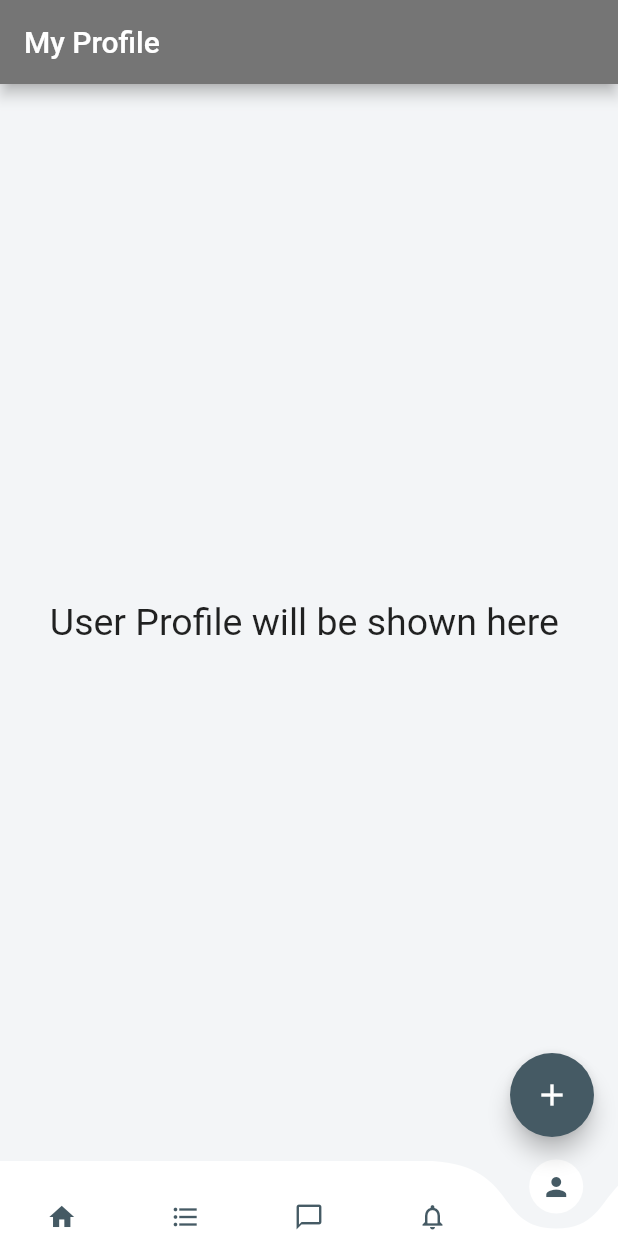
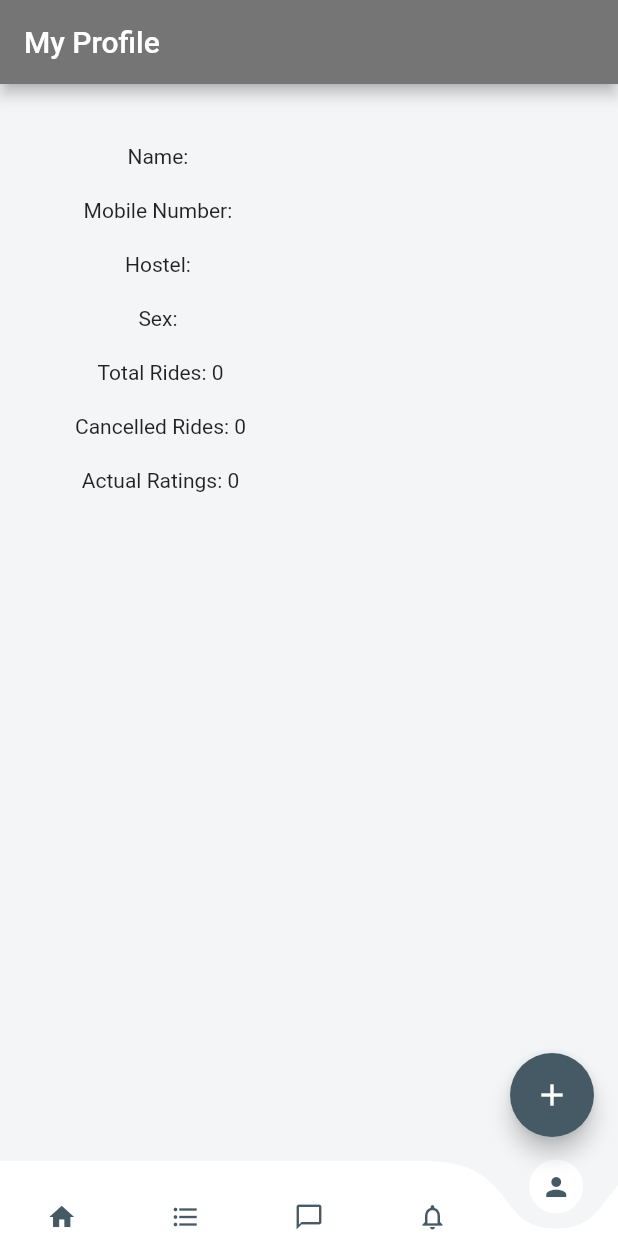
Before and after one commit to devclub-iitd/ShareACab, a Flutter app: the screen it shows once a user with an empty profile is signed in, item 5 of the bottom bar chosen, on a phone screen of 412 x 824 dp. Run offline on Flutter 3.47's test engine with Material 2 defaults, Android fonts, the phone set to English and light mode, and no system bars; drawn by our look-alikes of curved_navigation_bar; our stand-ins replace cloud_firestore, firebase_auth, flutter_spinkit; accounts and stored records are empty.

Commit message:
show user data on profile page working

```diff
--- a/lib/models/user.dart
+++ b/lib/models/user.dart
@@ -1,5 +1,20 @@
-class User {
+class Userdetails {
   final String uid;
+  final String name;
+  final String mobilenum;
+  final String hostel;
+  final String sex;
+  final int totalrides;
+  final int cancelledrides;
+  final int actualrating;
 
-  User({this.uid});
+  Userdetails(
+      {this.uid,
+      this.name,
+      this.mobilenum,
+      this.hostel,
+      this.sex,
+      this.totalrides,
+      this.cancelledrides,
+      this.actualrating});
 }
--- a/lib/screens/userprofile.dart
+++ b/lib/screens/userprofile.dart
@@ -1,4 +1,8 @@
+import 'package:cloud_firestore/cloud_firestore.dart';
+import 'package:firebase_auth/firebase_auth.dart';
 import 'package:flutter/material.dart';
+import 'package:provider/provider.dart';
+import 'package:shareacab/shared/loading.dart';
 
 class MyProfile extends StatefulWidget {
   @override
@@ -6,13 +10,69 @@ class MyProfile extends StatefulWidget {
 }
 
 class _MyProfileState extends State<MyProfile> {
+  String name = '';
+  String hostel = '';
+  String mobilenum = '';
+  String sex = '';
+  int cancelledrides = 0;
+  int actualrating = 0;
+  int totalrides = 0;
+  bool loading = true;
+
   @override
   Widget build(BuildContext context) {
-    return Scaffold(
+    final currentuser = Provider.of<FirebaseUser>(context);
+    //print(currentuser.uid);
 
-      body:  Center(
-        child: Text('User Profile will be shown here ', style: TextStyle(fontSize: 25.0),),
-      ),
-    );
+    Firestore.instance
+        .collection('userdetails')
+        .document(currentuser.uid)
+        .get()
+        .then((value) {
+      setState(() {
+        name = value.data['name'];
+        hostel = value.data['hostel'];
+        sex = value.data['sex'];
+        mobilenum = value.data['mobileNumber'];
+        totalrides = value.data['totalRides'];
+        actualrating = value.data['actualRating'];
+        cancelledrides = value.data['cancelledRides'];
+        loading = false;
+      });
+    });
+
+    // users.forEach((user) {
+    //   if (user.uid == currentuser.uid) {
+    //     print(user.name);
+    //   }
+    // });
+
+    return loading
+        ? Loading()
+        : Scaffold(
+            body: Container(
+              padding: EdgeInsets.symmetric(vertical: 20.0, horizontal: 50.0),
+              child: SingleChildScrollView(
+                child: Column(
+                  children: <Widget>[
+                    SizedBox(height: 20.0),
+                    Text('Name: $name'),
+                    SizedBox(height: 20.0),
+                    Text('Mobile Number: $mobilenum'),
+                    SizedBox(height: 20.0),
+                    Text('Hostel: $hostel'),
+                    SizedBox(height: 20.0),
+                    Text('Sex: $sex'),
+                    SizedBox(height: 20.0),
+                    Text('Total Rides: $totalrides'),
+                    SizedBox(height: 20.0),
+                    Text('Cancelled Rides: $cancelledrides'),
+                    SizedBox(height: 20.0),
+                    Text('Actual Ratings: $actualrating'),
+                  ],
+                ),
+              ),
+            ),
+          );
   }
 }
```
Also changed, not shown: lib/screens/rootscreen.dart (+50 -30 lines), lib/services/auth.dart (+7 -0 lines), lib/services/database.dart (+22 -6 lines).
